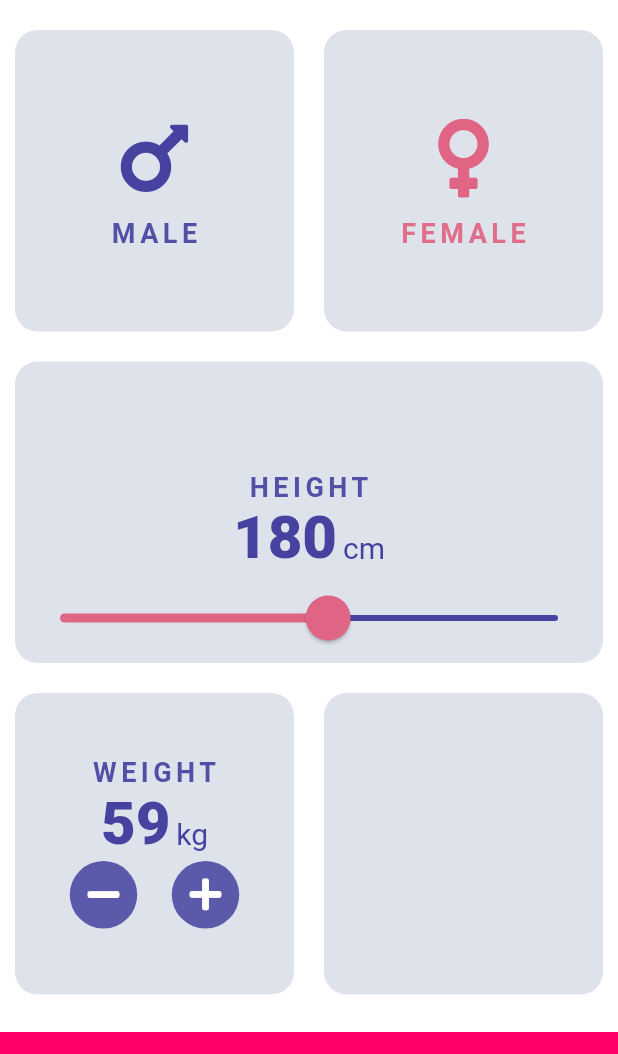
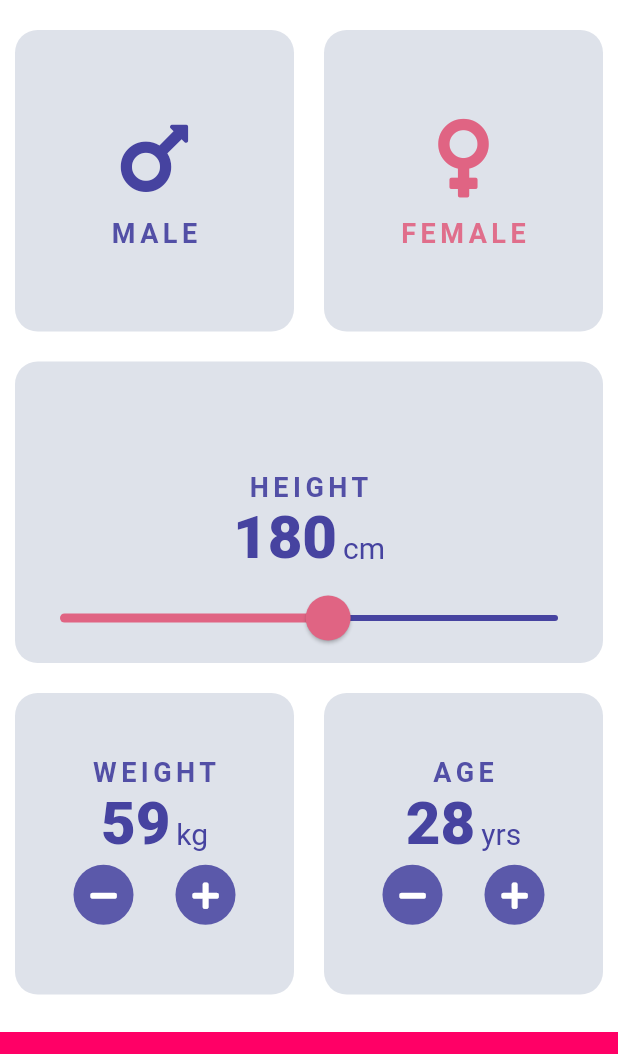
Before and after one commit to mustak/flutter-bmi-calculator, a Flutter app: the screen it shows after launch, after a tap on an icon or button, on a phone screen of 412 x 824 dp, the part 84-1138 px from its top. Run offline on Flutter 3.47's test engine with Material 2 defaults, Android fonts, the phone set to English and light mode, and no system bars; our stand-ins replace font_awesome_flutter.

Commit message:
add age widget

```diff
--- a/lib/base/button_icon.dart
+++ b/lib/base/button_icon.dart
@@ -24,13 +24,15 @@ class ButtonIcon extends StatelessWidget {
         ),
       ),
       constraints: BoxConstraints(
-        minHeight: 45,
-        minWidth: 45,
+        minHeight: 40,
+        minWidth: 40,
       ),
       child: Icon(
         this.icon,
         color: Colors.white,
+        size: 20,
       ),
+      splashColor: kDValueSelected,
     );
   }
 }
--- a/lib/components/input_weight.dart
+++ b/lib/components/counter_widget.dart
@@ -5,25 +5,36 @@ import 'package:font_awesome_flutter/font_awesome_flutter.dart';
 import 'package:flutter_bmi_calculator/base/value_component.dart';
 import 'package:flutter_bmi_calculator/base/label_component.dart';
 
-class InputWeight extends StatefulWidget {
-  final Function updateWeight;
+class CounterWidget extends StatefulWidget {
+  final int defaultValue;
+  final String label;
+  final String unit;
+  final Function updateValue;
 
-  InputWeight({this.updateWeight});
+  CounterWidget({this.defaultValue, this.label, this.unit, this.updateValue});
 
   @override
-  _InputWeightState createState() => _InputWeightState();
+  _CounterWidgetState createState() => _CounterWidgetState();
 }
 
-class _InputWeightState extends State<InputWeight> {
-  int _weight = kDefaultWeight;
+class _CounterWidgetState extends State<CounterWidget> {
+  int _value; // = kDefaultWeight;
+
+  @override
+  void initState() {
+    // TODO: implement initState
+    super.initState();
+    _value = widget.defaultValue;
+  }
 
   @override
   Widget build(BuildContext context) {
     return Column(
+      mainAxisSize: MainAxisSize.min,
       mainAxisAlignment: MainAxisAlignment.center,
       children: [
-        LabelComponent(label: 'WEIGHT'),
-        ValueComponent(value: _weight, label: 'kg'),
+        LabelComponent(label: widget.label),
+        ValueComponent(value: _value, label: widget.unit),
         Row(
           mainAxisSize: MainAxisSize.min,
           children: [
@@ -31,9 +42,9 @@ class _InputWeightState extends State<InputWeight> {
               icon: FontAwesomeIcons.minus,
               onPressed: () {
                 setState(() {
-                  _weight--;
+                  _value--;
                 });
-                widget.updateWeight(_weight);
+                widget.updateValue(_value);
               },
             ),
             SizedBox(
@@ -43,9 +54,9 @@ class _InputWeightState extends State<InputWeight> {
               icon: FontAwesomeIcons.plus,
               onPressed: () {
                 setState(() {
-                  _weight++;
+                  _value++;
                 });
-                widget.updateWeight(_weight);
+                widget.updateValue(_value);
               },
             ),
           ],
--- a/lib/constants.dart
+++ b/lib/constants.dart
@@ -63,3 +63,8 @@ const kLUnitStyle = TextStyle(
 /// WEIGHT RELATED
 ///
 const int kDefaultWeight = 60;
+
+///
+/// AGE RELATED
+///
+const int kDefaultAge = 28;
--- a/lib/screens/input_page.dart
+++ b/lib/screens/input_page.dart
@@ -3,7 +3,7 @@ import 'package:flutter_bmi_calculator/constants.dart';
 import 'package:flutter_bmi_calculator/components/reusable_card.dart';
 import 'package:flutter_bmi_calculator/components/input_gender.dart';
 import 'package:flutter_bmi_calculator/components/input_height.dart';
-import 'package:flutter_bmi_calculator/components/input_weight.dart';
+import 'package:flutter_bmi_calculator/components/counter_widget.dart';
 
 class InputPage extends StatefulWidget {
   InputPage({Key key, this.title}) : super(key: key);
@@ -18,6 +18,7 @@ class _InputPageState extends State<InputPage> {
   Gender _gender = Gender.female;
   int _height = kDefaultHeight;
   int _weight = kDefaultWeight;
+  int _age = kDefaultAge;
 
   @override
   Widget build(BuildContext context) {
@@ -85,16 +86,27 @@ class _InputPageState extends State<InputPage> {
                   Expanded(
                     child: ReusableCard(
                       active: true,
-                      child: InputWeight(
-                        updateWeight: (newWeight) {
+                      child: CounterWidget(
+                        updateValue: (newWeight) {
                           _weight = newWeight;
                         },
+                        label: 'WEIGHT',
+                        defaultValue: kDefaultWeight,
+                        unit: 'kg',
                       ),
                     ),
                   ),
                   Expanded(
                     child: ReusableCard(
                       active: true,
+                      child: CounterWidget(
+                        updateValue: (newAge) {
+                          _age = newAge;
+                        },
+                        label: 'AGE',
+                        defaultValue: kDefaultAge,
+                        unit: 'yrs',
+                      ),
                     ),
                   ),
                 ],
```
